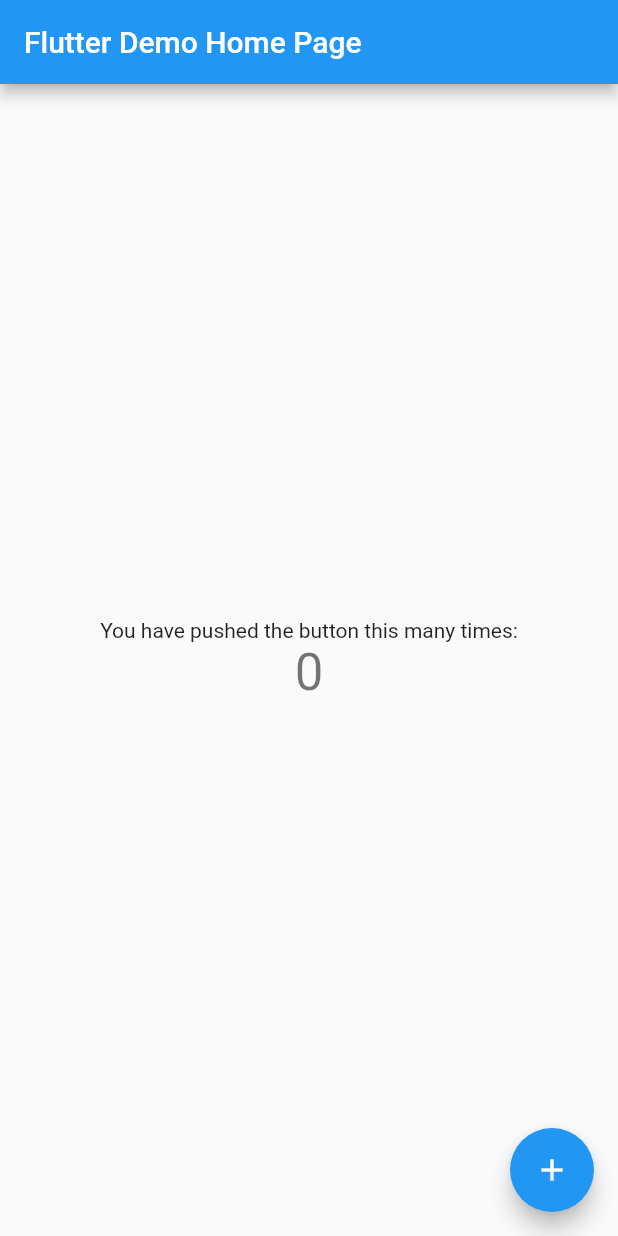
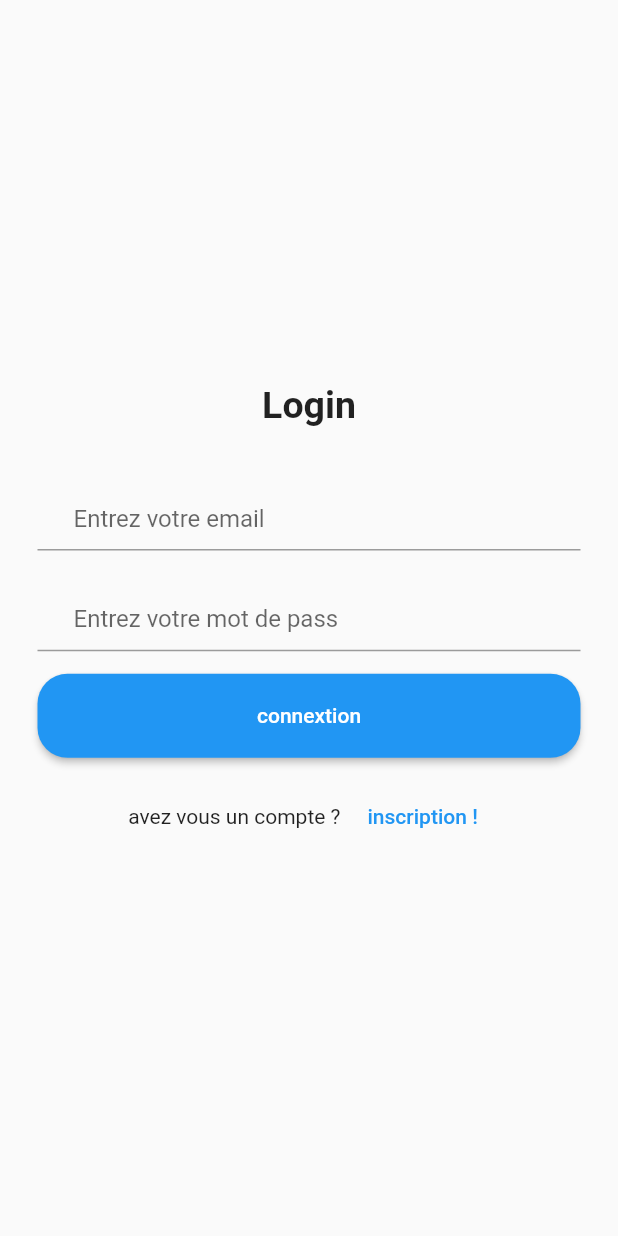
Before and after one commit to M1lick/chat_app, a Flutter app: the screen it shows after launch, on a phone screen of 412 x 824 dp. Run offline on Flutter 3.47's test engine with Material 2 defaults, Android fonts, the phone set to English and light mode, and no system bars; our stand-ins replace firebase_core; accounts and stored records are empty.

Commit message:
paritie login front

```diff
--- /dev/null
+++ b/lib/config/function.dart
@@ -0,0 +1,5 @@
+import 'package:flutter/material.dart';
+
+NavigateToNextPage(context, Widget page) {
+  Navigator.of(context).push(MaterialPageRoute(builder: (context) => page));
+}
--- a/lib/main.dart
+++ b/lib/main.dart
@@ -1,5 +1,6 @@
 import 'package:firebase_core/firebase_core.dart';
 import 'package:flutter/material.dart';
+import 'pages/login.dart';
 
 Future<void> main() async {
   WidgetsFlutterBinding.ensureInitialized();
@@ -14,105 +15,12 @@ class MyApp extends StatelessWidget {
   @override
   Widget build(BuildContext context) {
     return MaterialApp(
-      title: 'Flutter Demo',
+      debugShowCheckedModeBanner: false,
+      title: 'Chat App',
       theme: ThemeData(
-        // This is the theme of your application.
-        //
-        // Try running your application with "flutter run". You'll see the
-        // application has a blue toolbar. Then, without quitting the app, try
-        // changing the primarySwatch below to Colors.green and then invoke
-        // "hot reload" (press "r" in the console where you ran "flutter run",
-        // or simply save your changes to "hot reload" in a Flutter IDE).
-        // Notice that the counter didn't reset back to zero; the application
-        // is not restarted.
         primarySwatch: Colors.blue,
       ),
-      home: const MyHomePage(title: 'Flutter Demo Home Page'),
+      home: LoginPage(),
     );
   }
 }
-
-class MyHomePage extends StatefulWidget {
-  const MyHomePage({Key? key, required this.title}) : super(key: key);
-
-  // This widget is the home page of your application. It is stateful, meaning
-  // that it has a State object (defined below) that contains fields that affect
-  // how it looks.
-
-  // This class is the configuration for the state. It holds the values (in this
-  // case the title) provided by the parent (in this case the App widget) and
-  // used by the build method of the State. Fields in a Widget subclass are
-  // always marked "final".
-
-  final String title;
-
-  @override
-  State<MyHomePage> createState() => _MyHomePageState();
-}
-
-class _MyHomePageState extends State<MyHomePage> {
-  int _counter = 0;
-
-  void _incrementCounter() {
-    setState(() {
-      // This call to setState tells the Flutter framework that something has
-      // changed in this State, which causes it to rerun the build method below
-      // so that the display can reflect the updated values. If we changed
-      // _counter without calling setState(), then the build method would not be
-      // called again, and so nothing would appear to happen.
-      _counter++;
-    });
-  }
-
-  @override
-  Widget build(BuildContext context) {
-    // This method is rerun every time setState is called, for instance as done
-    // by the _incrementCounter method above.
-    //
-    // The Flutter framework has been optimized to make rerunning build methods
-    // fast, so that you can just rebuild anything that needs updating rather
-    // than having to individually change instances of widgets.
-    return Scaffold(
-      appBar: AppBar(
-        // Here we take the value from the MyHomePage object that was created by
-        // the App.build method, and use it to set our appbar title.
-        title: Text(widget.title),
-      ),
-      body: Center(
-        // Center is a layout widget. It takes a single child and positions it
-        // in the middle of the parent.
-        child: Column(
-          // Column is also a layout widget. It takes a list of children and
-          // arranges them vertically. By default, it sizes itself to fit its
-          // children horizontally, and tries to be as tall as its parent.
-          //
-          // Invoke "debug painting" (press "p" in the console, choose the
-          // "Toggle Debug Paint" action from the Flutter Inspector in Android
-          // Studio, or the "Toggle Debug Paint" command in Visual Studio Code)
-          // to see the wireframe for each widget.
-          //
-          // Column has various properties to control how it sizes itself and
-          // how it positions its children. Here we use mainAxisAlignment to
-          // center the children vertically; the main axis here is the vertical
-          // axis because Columns are vertical (the cross axis would be
-          // horizontal).
-          mainAxisAlignment: MainAxisAlignment.center,
-          children: <Widget>[
-            const Text(
-              'You have pushed the button this many times:',
-            ),
-            Text(
-              '$_counter',
-              style: Theme.of(context).textTheme.headline4,
-            ),
-          ],
-        ),
-      ),
-      floatingActionButton: FloatingActionButton(
-        onPressed: _incrementCounter,
-        tooltip: 'Increment',
-        child: const Icon(Icons.add),
-      ), // This trailing comma makes auto-formatting nicer for build methods.
-    );
-  }
-}
--- /dev/null
+++ b/lib/pages/login.dart
@@ -0,0 +1,69 @@
+import 'package:chat_app/widgets/textfield.dart';
+import 'package:flutter/material.dart';
+import 'package:chat_app/config/function.dart';
+import 'sign_up.dart';
+
+class LoginPage extends StatelessWidget {
+  LoginPage({Key? key}) : super(key: key);
+  var emailController = TextEditingController();
+  var passController = TextEditingController();
+  @override
+  Widget build(BuildContext context) {
+    return Scaffold(
+      body: Center(
+        child: SingleChildScrollView(
+            child: Padding(
+          padding: const EdgeInsets.symmetric(horizontal: 25),
+          child: Column(
+            crossAxisAlignment: CrossAxisAlignment.stretch,
+            children: [
+              const Center(
+                child: Text(
+                  'Login',
+                  style: TextStyle(fontSize: 25, fontWeight: FontWeight.bold),
+                ),
+              ),
+              const SizedBox(height: 30),
+              Ctextfield(
+                controller: emailController,
+                prefix: const Icon(Icons.email),
+                keyboardType: TextInputType.emailAddress,
+                hint: 'Entrez votre email',
+              ),
+              const SizedBox(height: 15),
+              Ctextfield(
+                controller: passController,
+                prefix: const Icon(Icons.vpn_key),
+                keyboardType: TextInputType.emailAddress,
+                hint: 'Entrez votre mot de pass',
+              ),
+              const SizedBox(height: 15),
+              ElevatedButton(
+                onPressed: () {},
+                style: ButtonStyle(
+                    shape: MaterialStateProperty.all(RoundedRectangleBorder(
+                        borderRadius: BorderRadius.circular(20))),
+                    padding: MaterialStateProperty.all(
+                        const EdgeInsets.symmetric(vertical: 20))),
+                child: const Text("connextion"),
+              ),
+              const SizedBox(height: 15),
+              Row(
+                mainAxisAlignment: MainAxisAlignment.center,
+                children: [
+                  const Text('avez vous un compte ?'),
+                  const SizedBox(width: 10),
+                  TextButton(
+                      onPressed: () {
+                        NavigateToNextPage(context, RegisterPage());
+                      },
+                      child: const Text('inscription !'))
+                ],
+              )
+            ],
+          ),
+        )),
+      ),
+    );
+  }
+}
--- /dev/null
+++ b/lib/widgets/textfield.dart
@@ -0,0 +1,27 @@
+import 'package:flutter/material.dart';
+
+class Ctextfield extends StatelessWidget {
+  final TextEditingController? controller;
+  final String? hint;
+  final Widget? prefix;
+  final bool? obscureText;
+  final TextInputType? keyboardType;
+  const Ctextfield(
+      {Key? key,
+      this.controller,
+      this.hint,
+      this.prefix,
+      this.obscureText = false,
+      this.keyboardType})
+      : super(key: key);
+
+  @override
+  Widget build(BuildContext context) {
+    return TextField(
+      controller: controller,
+      obscureText: obscureText!,
+      decoration: InputDecoration(prefix: prefix, hintText: hint ?? ''),
+      keyboardType: keyboardType,
+    );
+  }
+}
```
Also changed, not shown: lib/pages/sign_up.dart (added, +81 -0 lines), lib/pages/chat.dart (added), lib/pages/home.dart (added).
